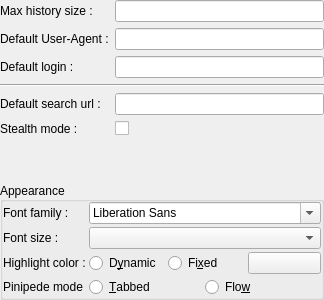
Old version of the form ui/settingsmanager/qqgeneralsettings.ui in the repository dguihal/quteqoin.
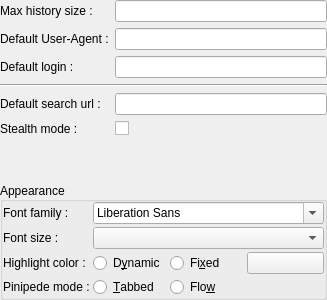
New version of the form.

Commit message: Alignement des wigets

Patch:
```diff
--- a/ui/settingsmanager/qqgeneralsettings.ui
+++ b/ui/settingsmanager/qqgeneralsettings.ui
@@ -198,7 +198,10 @@
       </item>
       <item row="2" column="1">
        <widget class="QWidget" name="widget_2" native="true">
-        <layout class="QHBoxLayout" name="horizontalLayout">
+        <layout class="QHBoxLayout" name="horizontalLayout" stretch="1,1,1">
+         <property name="spacing">
+          <number>0</number>
+         </property>
          <property name="leftMargin">
           <number>0</number>
          </property>
@@ -238,13 +241,13 @@
       <item row="3" column="0">
        <widget class="QLabel" name="labelPiniMode">
         <property name="text">
-         <string>Pinipede mode</string>
+         <string>Pinipede mode :</string>
         </property>
        </widget>
       </item>
       <item row="3" column="1">
        <widget class="QWidget" name="widget_3" native="true">
-        <layout class="QHBoxLayout" name="horizontalLayout_2">
+        <layout class="QHBoxLayout" name="horizontalLayout_2" stretch="1,2">
          <property name="spacing">
           <number>0</number>
          </property>
```
